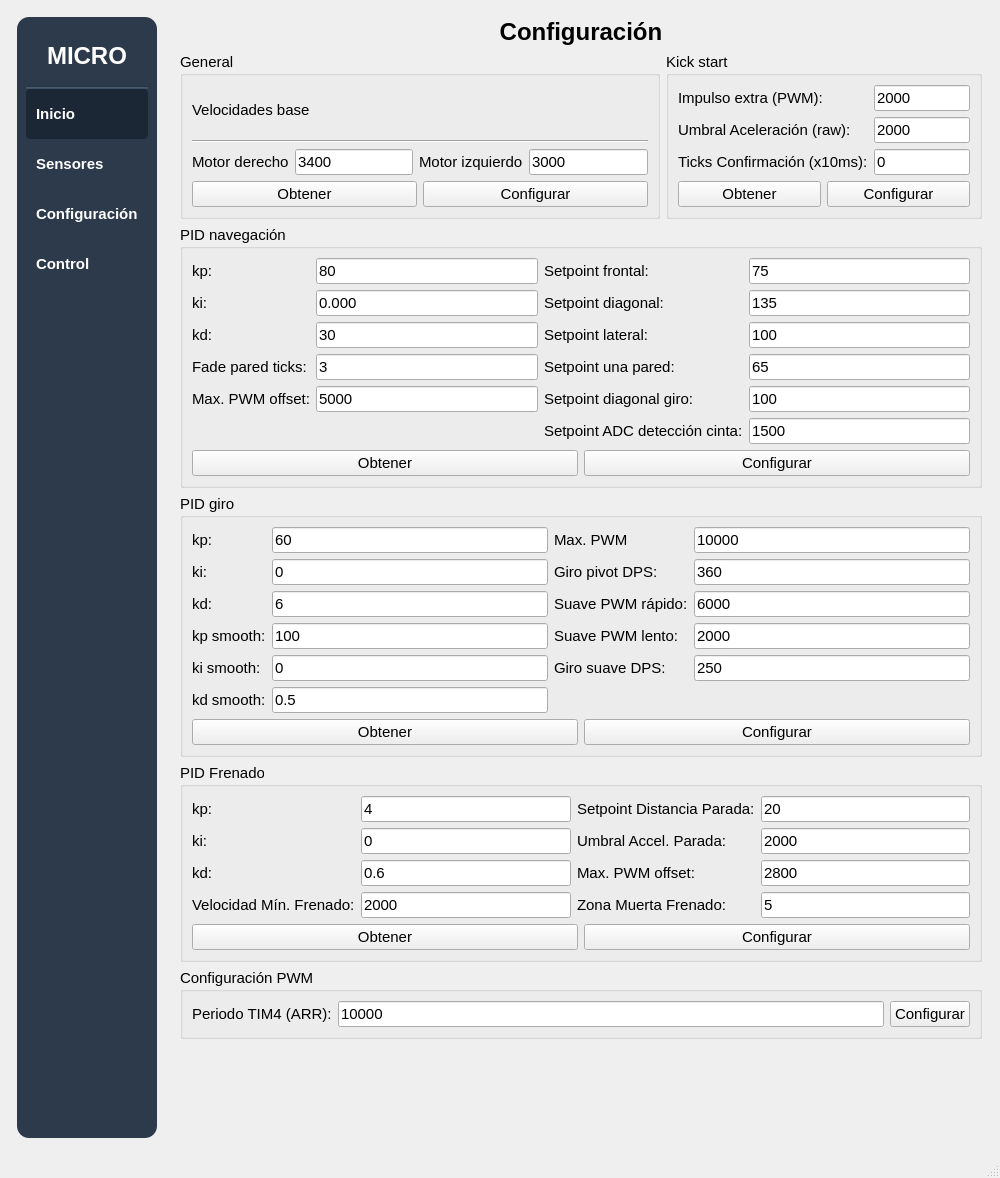
Old version of the form mainwindow.ui in the repository IvanLeiCas22/HMI_MICROMOUSE_V4.
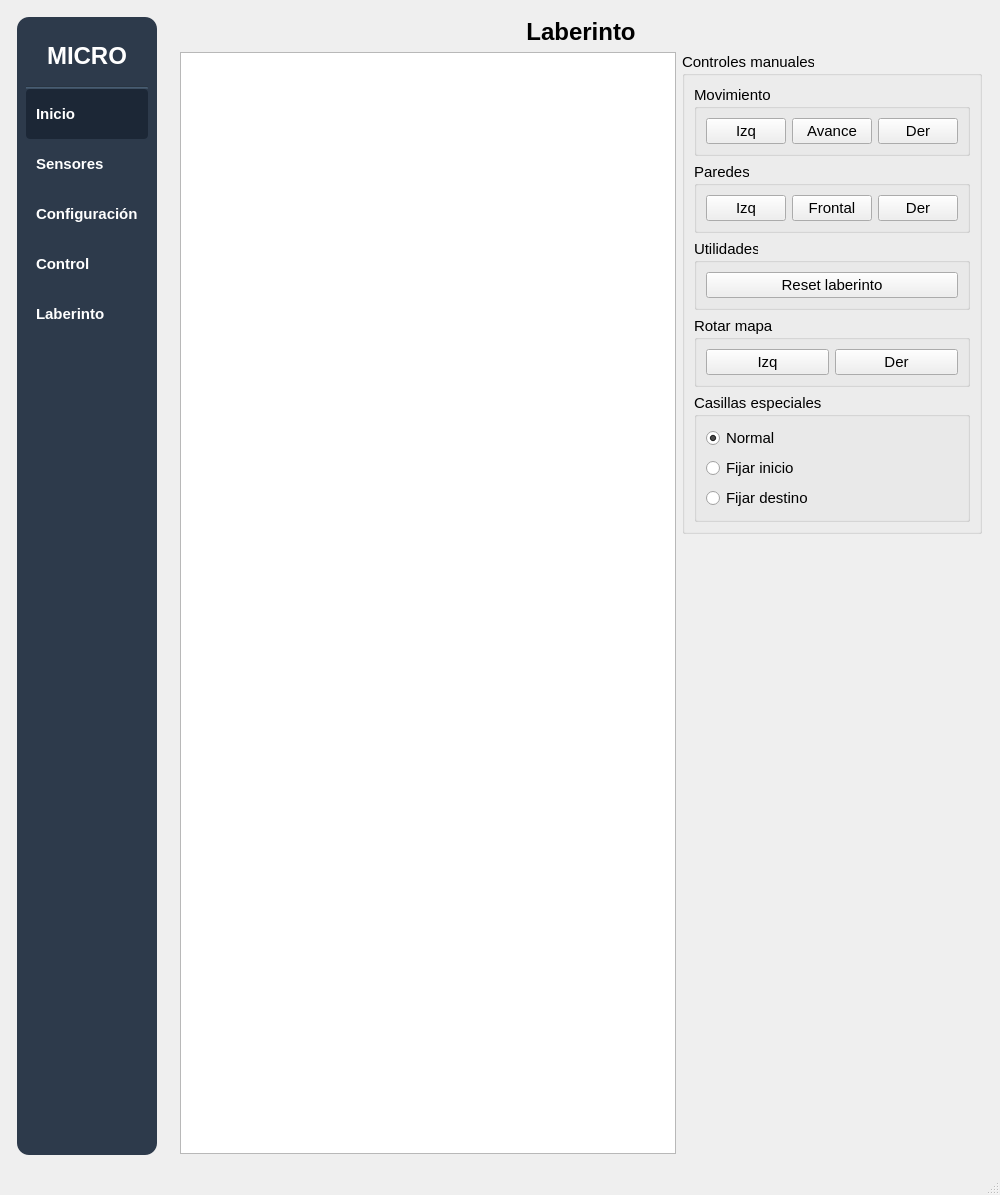
New version of the form.

Commit message: Creación del laberinto

The edit to the form file:
```diff
--- a/mainwindow.ui
+++ b/mainwindow.ui
@@ -7,7 +7,7 @@
     <x>0</x>
     <y>0</y>
     <width>1000</width>
-    <height>1178</height>
+    <height>1195</height>
    </rect>
   </property>
   <property name="font">
@@ -246,6 +246,46 @@
          </property>
         </widget>
        </item>
+       <item>
+        <widget class="QPushButton" name="btnLabyrinth">
+         <property name="minimumSize">
+          <size>
+           <width>0</width>
+           <height>50</height>
+          </size>
+         </property>
+         <property name="font">
+          <font>
+           <pointsize>11</pointsize>
+           <bold>true</bold>
+          </font>
+         </property>
+         <property name="styleSheet">
+          <string notr="true">QPushButton {
+  background-color: #2d3a4b;
+  color: white;
+  border-radius: 4px;
+  padding: 10px;
+  font-weight: bold;
+  text-align: left;
+}
+
+QPushButton:hover {
+  background-color: rgb(174, 188, 191);
+}
+
+QPushButton:checked {
+  background-color: rgb(28, 39, 54);
+}</string>
+         </property>
+         <property name="text">
+          <string>Laberinto</string>
+         </property>
+         <property name="checkable">
+          <bool>true</bool>
+         </property>
+        </widget>
+       </item>
        <item>
         <spacer name="verticalSpacer">
          <property name="orientation">
@@ -265,7 +305,7 @@
     <item>
      <widget class="QStackedWidget" name="stackedScreens">
       <property name="currentIndex">
-       <number>2</number>
+       <number>4</number>
       </property>
       <widget class="QWidget" name="pageHome">
        <layout class="QVBoxLayout" name="verticalLayout_2">
@@ -2775,6 +2815,243 @@
         </item>
        </layout>
       </widget>
+      <widget class="QWidget" name="pageLaberinth">
+       <layout class="QVBoxLayout" name="verticalLayout_24">
+        <item>
+         <widget class="QLabel" name="titleLabyrinth">
+          <property name="sizePolicy">
+           <sizepolicy hsizetype="Preferred" vsizetype="Fixed">
+            <horstretch>0</horstretch>
+            <verstretch>0</verstretch>
+           </sizepolicy>
+          </property>
+          <property name="font">
+           <font>
+            <pointsize>18</pointsize>
+            <bold>true</bold>
+           </font>
+          </property>
+          <property name="text">
+           <string>Laberinto</string>
+          </property>
+          <property name="alignment">
+           <set>Qt::AlignCenter</set>
+          </property>
+         </widget>
+        </item>
+        <item>
+         <layout class="QHBoxLayout" name="horizontalLayout_3" stretch="8,1">
+          <property name="sizeConstraint">
+           <enum>QLayout::SetDefaultConstraint</enum>
+          </property>
+          <item>
+           <widget class="QGraphicsView" name="mazeView">
+            <property name="sizePolicy">
+             <sizepolicy hsizetype="Expanding" vsizetype="Expanding">
+              <horstretch>0</horstretch>
+              <verstretch>0</verstretch>
+             </sizepolicy>
+            </property>
+           </widget>
+          </item>
+          <item>
+           <layout class="QVBoxLayout" name="mazePanel">
+            <item>
+             <widget class="QGroupBox" name="manualControls">
+              <property name="sizePolicy">
+               <sizepolicy hsizetype="Minimum" vsizetype="Preferred">
+                <horstretch>0</horstretch>
+                <verstretch>0</verstretch>
+               </sizepolicy>
+              </property>
+              <property name="title">
+               <string>Controles manuales</string>
+              </property>
+              <layout class="QVBoxLayout" name="verticalLayout_23">
+               <item>
+                <widget class="QGroupBox" name="groupBox_8">
+                 <property name="sizePolicy">
+                  <sizepolicy hsizetype="Minimum" vsizetype="Preferred">
+                   <horstretch>0</horstretch>
+                   <verstretch>0</verstretch>
+                  </sizepolicy>
+                 </property>
+                 <property name="title">
+                  <string>Movimiento</string>
+                 </property>
+                 <layout class="QHBoxLayout" name="horizontalLayout_8">
+                  <item>
+                   <widget class="QPushButton" name="btnSimTurnL">
+                    <property name="sizePolicy">
+                     <sizepolicy hsizetype="Preferred" vsizetype="Fixed">
+                      <horstretch>0</horstretch>
+                      <verstretch>0</verstretch>
+                     </sizepolicy>
+                    </property>
+                    <property name="minimumSize">
+                     <size>
+                      <width>0</width>
+                      <height>0</height>
+                     </size>
+                    </property>
+                    <property name="text">
+                     <string>Izq</string>
+                    </property>
+                   </widget>
+                  </item>
+                  <item>
+                   <widget class="QPushButton" name="btnSimFwd">
+                    <property name="text">
+                     <string>Avance</string>
+                    </property>
+                   </widget>
+                  </item>
+                  <item>
+                   <widget class="QPushButton" name="btnSimTurnR">
+                    <property name="text">
+                     <string>Der</string>
+                    </property>
+                   </widget>
+                  </item>
+                 </layout>
+                </widget>
+               </item>
+               <item>
+                <widget class="QGroupBox" name="groupBox_9">
+                 <property name="sizePolicy">
+                  <sizepolicy hsizetype="Fixed" vsizetype="Preferred">
+                   <horstretch>0</horstretch>
+                   <verstretch>0</verstretch>
+                  </sizepolicy>
+                 </property>
+                 <property name="title">
+                  <string>Paredes</string>
+                 </property>
+                 <layout class="QHBoxLayout" name="horizontalLayout_25">
+                  <item>
+                   <widget class="QPushButton" name="btnSimWallLeft">
+                    <property name="text">
+                     <string>Izq</string>
+                    </property>
+                   </widget>
+                  </item>
+                  <item>
+                   <widget class="QPushButton" name="btnSimWallFront">
+                    <property name="text">
+                     <string>Frontal</string>
+                    </property>
+                   </widget>
+                  </item>
+                  <item>
+                   <widget class="QPushButton" name="btnSimWallRight">
+                    <property name="text">
+                     <string>Der</string>
+                    </property>
+                   </widget>
+                  </item>
+                 </layout>
+                </widget>
+               </item>
+               <item>
+                <widget class="QGroupBox" name="groupBox_10">
+                 <property name="sizePolicy">
+                  <sizepolicy hsizetype="Minimum" vsizetype="Preferred">
+                   <horstretch>0</horstretch>
+                   <verstretch>0</verstretch>
+                  </sizepolicy>
+                 </property>
+                 <property name="title">
+                  <string>Utilidades</string>
+                 </property>
+                 <layout class="QVBoxLayout" name="verticalLayout_25">
+                  <item>
+                   <widget class="QPushButton" name="btnSimReset">
+                    <property name="text">
+                     <string>Reset laberinto</string>
+                    </property>
+                   </widget>
+                  </item>
+                 </layout>
+                </widget>
+               </item>
+               <item>
+                <widget class="QGroupBox" name="groupBox_11">
+                 <property name="title">
+                  <string>Rotar mapa</string>
+                 </property>
+                 <layout class="QHBoxLayout" name="horizontalLayout_26">
+                  <item>
+                   <widget class="QPushButton" name="btnRotMapL">
+                    <property name="text">
+                     <string>Izq</string>
+                    </property>
+                   </widget>
+                  </item>
+                  <item>
+                   <widget class="QPushButton" name="btnRotMapR">
+                    <property name="text">
+                     <string>Der</string>
+                    </property>
+                   </widget>
+                  </item>
+                 </layout>
+                </widget>
+               </item>
+               <item>
+                <widget class="QGroupBox" name="groupBox_7">
+                 <property name="title">
+                  <string>Casillas especiales</string>
+                 </property>
+                 <layout class="QVBoxLayout" name="verticalLayout_26">
+                  <item>
+                   <widget class="QRadioButton" name="radioPointerNormal">
+                    <property name="text">
+                     <string>Normal</string>
+                    </property>
+                    <property name="checked">
+                     <bool>true</bool>
+                    </property>
+                   </widget>
+                  </item>
+                  <item>
+                   <widget class="QRadioButton" name="radioPointerStart">
+                    <property name="text">
+                     <string>Fijar inicio</string>
+                    </property>
+                   </widget>
+                  </item>
+                  <item>
+                   <widget class="QRadioButton" name="radioPointerGoal">
+                    <property name="text">
+                     <string>Fijar destino</string>
+                    </property>
+                   </widget>
+                  </item>
+                 </layout>
+                </widget>
+               </item>
+              </layout>
+             </widget>
+            </item>
+            <item>
+             <spacer name="verticalSpacer_5">
+              <property name="orientation">
+               <enum>Qt::Vertical</enum>
+              </property>
+              <property name="sizeHint" stdset="0">
+               <size>
+                <width>20</width>
+                <height>40</height>
+               </size>
+              </property>
+             </spacer>
+            </item>
+           </layout>
+          </item>
+         </layout>
+        </item>
+       </layout>
+      </widget>
      </widget>
     </item>
    </layout>
```
The commit also changes 51 other files.
